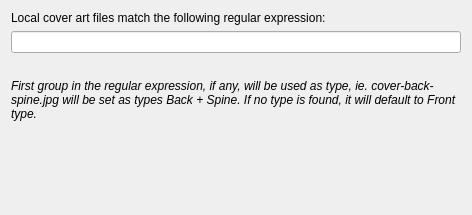
Above: ui/provider_options_local.ui from metabrainz/picard before the change. Below: the same form after it.
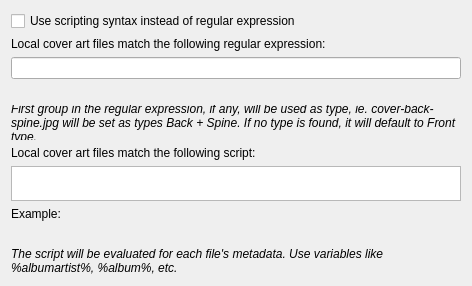
That is the form after the change. Custom widgets are drawn as their Qt base class.

Commit message:
PICARD-1044: Allow the usage of scripting for loading local cover art
- add a checkbox to select the mode (regex or script)
- add a script editor widget, along error/example
- provide evalutation time methods accordingly

Diff of the .ui file:
```diff
--- a/ui/provider_options_local.ui
+++ b/ui/provider_options_local.ui
@@ -14,6 +14,13 @@
    <string>Form</string>
   </property>
   <layout class="QVBoxLayout" name="verticalLayout">
+   <item>
+    <widget class="QCheckBox" name="local_cover_use_script">
+     <property name="text">
+      <string>Use scripting syntax instead of regular expression</string>
+     </property>
+    </widget>
+   </item>
    <item>
     <widget class="QLabel" name="local_cover_regex_label">
      <property name="text">
@@ -50,6 +57,58 @@
      </property>
     </widget>
    </item>
+   <item>
+    <widget class="QLabel" name="local_cover_script_label">
+     <property name="text">
+      <string>Local cover art files match the following script:</string>
+     </property>
+    </widget>
+   </item>
+   <item>
+    <widget class="ScriptTextEdit" name="local_cover_script_edit">
+     <property name="maximumSize">
+      <size>
+       <width>16777215</width>
+       <height>100</height>
+      </size>
+     </property>
+    </widget>
+   </item>
+   <item>
+    <widget class="QLabel" name="script_preview_label">
+     <property name="text">
+      <string>Example:</string>
+     </property>
+    </widget>
+   </item>
+   <item>
+    <widget class="QLabel" name="script_preview_value">
+     <property name="text">
+      <string/>
+     </property>
+     <property name="textInteractionFlags">
+      <set>Qt::TextSelectableByMouse</set>
+     </property>
+     <property name="wordWrap">
+      <bool>true</bool>
+     </property>
+    </widget>
+   </item>
+   <item>
+    <widget class="QLabel" name="script_note">
+     <property name="font">
+      <font>
+       <italic>true</italic>
+      </font>
+     </property>
+     <property name="text">
+      <string>The script will be evaluated for each file's metadata. Use variables like %albumartist%, %album%, etc.</string>
+     </property>
+     <property name="wordWrap">
+      <bool>true</bool>
+     </property>
+    </widget>
+   </item>
    <item>
     <spacer name="verticalSpacer">
      <property name="orientation">
@@ -65,6 +124,13 @@
    </item>
   </layout>
  </widget>
+ <customwidgets>
+  <customwidget>
+   <class>ScriptTextEdit</class>
+   <extends>QTextEdit</extends>
+   <header>picard.ui.widgets.scripttextedit</header>
+  </customwidget>
+ </customwidgets>
  <resources/>
  <connections/>
 </ui>
```
Left out of the diff: 2 changed lines with no effect on the pictures. The commit also changes 4 other files.
